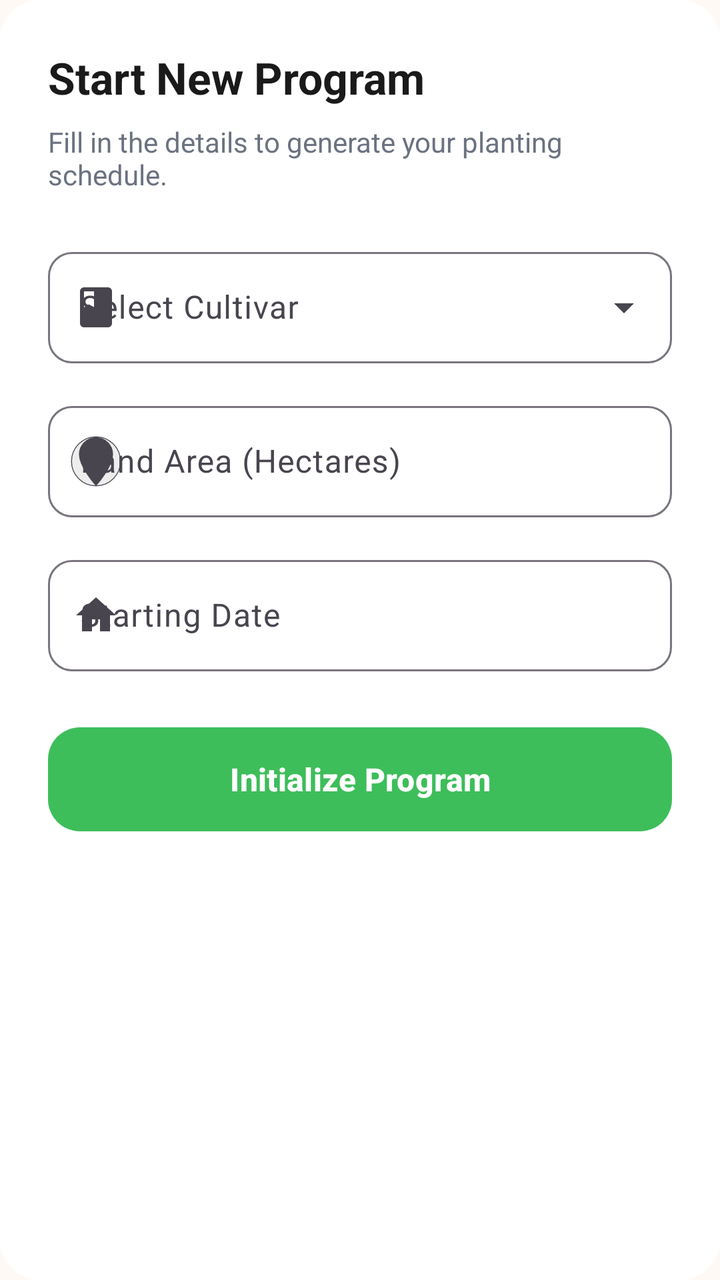
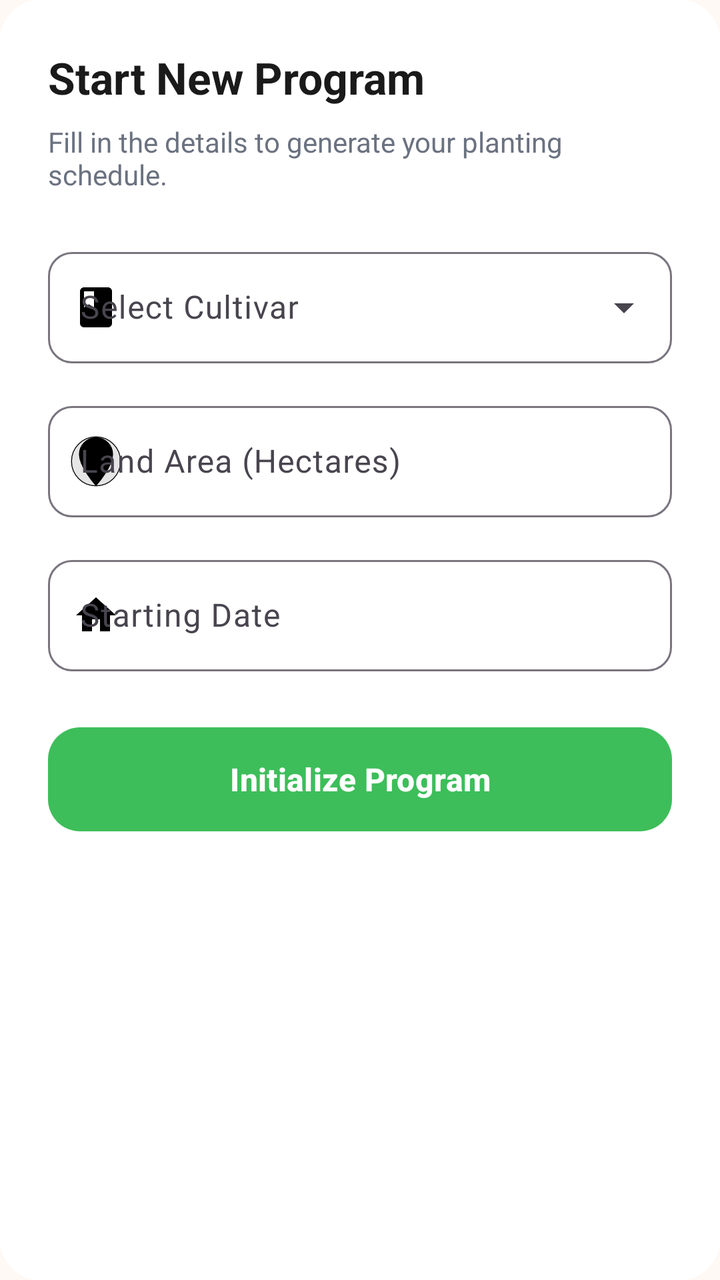

Before-and-after screenshots of an Android layout around one commit, followed by the original layout XML and the change that was made.
<!-- AndroidManifest.xml: application theme Theme.TomatoApp -->
<!-- res/layout/dialog_add_work_program.xml -->
<?xml version="1.0" encoding="utf-8"?>
<ScrollView xmlns:android="http://schemas.android.com/apk/res/android"
    xmlns:app="http://schemas.android.com/apk/res-auto"
    android:layout_width="match_parent"
    android:layout_height="wrap_content"
    android:padding="24dp"
    android:background="@drawable/dialog_background">

    <LinearLayout
        android:layout_width="match_parent"
        android:layout_height="wrap_content"
        android:orientation="vertical">

        <TextView
            android:layout_width="wrap_content"
            android:layout_height="wrap_content"
            android:text="Start New Program"
            android:textColor="@color/text_primary"
            android:textSize="22sp"
            android:textStyle="bold"
            android:layout_marginBottom="8dp" />

        <TextView
            android:layout_width="wrap_content"
            android:layout_height="wrap_content"
            android:text="Fill in the details to generate your planting schedule."
            android:textColor="@color/text_secondary"
            android:textSize="14sp"
            android:layout_marginBottom="24dp" />

        
        <com.google.android.material.textfield.TextInputLayout
            android:id="@+id/cultivarLayout"
            style="@style/Widget.Material3.TextInputLayout.OutlinedBox.ExposedDropdownMenu"
            android:layout_width="match_parent"
            android:layout_height="wrap_content"
            android:layout_marginBottom="16dp"
            android:hint="Select Cultivar"
            app:startIconDrawable="@drawable/ic_book"
            app:boxCornerRadiusTopStart="12dp"
            app:boxCornerRadiusTopEnd="12dp"
            app:boxCornerRadiusBottomStart="12dp"
            app:boxCornerRadiusBottomEnd="12dp">

            <AutoCompleteTextView
                android:id="@+id/cultivarSpinner"
                android:layout_width="match_parent"
                android:layout_height="wrap_content"
                android:inputType="none" />
        </com.google.android.material.textfield.TextInputLayout>

        
        <com.google.android.material.textfield.TextInputLayout
            android:id="@+id/landAreaLayout"
            style="@style/Widget.Material3.TextInputLayout.OutlinedBox"
            android:layout_width="match_parent"
            android:layout_height="wrap_content"
            android:layout_marginBottom="16dp"
            android:hint="Land Area (Hectares)"
            app:startIconDrawable="@drawable/ic_map_pin_area"
            app:boxCornerRadiusTopStart="12dp"
            app:boxCornerRadiusTopEnd="12dp"
            app:boxCornerRadiusBottomStart="12dp"
            app:boxCornerRadiusBottomEnd="12dp">

            <com.google.android.material.textfield.TextInputEditText
                android:id="@+id/landAreaInput"
                android:layout_width="match_parent"
                android:layout_height="wrap_content"
                android:inputType="numberDecimal" />
        </com.google.android.material.textfield.TextInputLayout>

        
        <com.google.android.material.textfield.TextInputLayout
            android:id="@+id/startDateLayout"
            style="@style/Widget.Material3.TextInputLayout.OutlinedBox"
            android:layout_width="match_parent"
            android:layout_height="wrap_content"
            android:layout_marginBottom="24dp"
            android:hint="Starting Date"
            app:startIconDrawable="@drawable/ic_home"
            app:boxCornerRadiusTopStart="12dp"
            app:boxCornerRadiusTopEnd="12dp"
            app:boxCornerRadiusBottomStart="12dp"
            app:boxCornerRadiusBottomEnd="12dp">

            <com.google.android.material.textfield.TextInputEditText
                android:id="@+id/startDateInput"
                android:layout_width="match_parent"
                android:layout_height="wrap_content"
                android:focusable="false"
                android:clickable="true"
                android:cursorVisible="false" />
        </com.google.android.material.textfield.TextInputLayout>

        <com.google.android.material.button.MaterialButton
            android:id="@+id/btnSubmit"
            android:layout_width="match_parent"
            android:layout_height="60dp"
            android:text="Initialize Program"
            android:textSize="16sp"
            android:textStyle="bold"
            app:cornerRadius="16dp"
            app:backgroundTint="@color/fresh_green" />

    </LinearLayout>
</ScrollView>
<!-- resources referenced by this layout -->
<resources>
  <color name="fresh_green">#3DBE5A</color>
  <color name="text_primary">#1A1A1A</color>
  <color name="text_secondary">#6B7280</color>
  <!-- drawable dialog_background (drawable) -->
  <?xml version="1.0" encoding="utf-8"?>
  <shape xmlns:android="http://schemas.android.com/apk/res/android"
      android:shape="rectangle">
      <solid android:color="@color/white" />
      <corners android:radius="@dimen/corner_radius_large" />
  </shape>
  <!-- drawable ic_book (drawable) -->
  <?xml version="1.0" encoding="utf-8"?>
  <vector xmlns:android="http://schemas.android.com/apk/res/android"
      android:width="24dp"
      android:height="24dp"
      android:viewportWidth="24"
      android:viewportHeight="24"
      android:tint="?attr/colorControlNormal">
      <path
          android:fillColor="@android:color/white"
          android:pathData="M18,2H6c-1.1,0 -2,0.9 -2,2v16c0,1.1 0.9,2 2,2h12c1.1,0 2,-0.9 2,-2V4C20,2.9 19.1,2 18,2zM6,4h5v8l-2.5,-1.5L6,12V4z"/>
  </vector>
  <!-- drawable ic_home (drawable) -->
  <?xml version="1.0" encoding="utf-8"?>
  <vector xmlns:android="http://schemas.android.com/apk/res/android"
      android:width="24dp"
      android:height="24dp"
      android:viewportWidth="24"
      android:viewportHeight="24"
      android:tint="?attr/colorControlNormal">
      <path
          android:fillColor="@android:color/white"
          android:pathData="M10,20v-6h4v6h5v-8h3L12,3 2,12h3v8z"/>
  </vector>
  <!-- drawable ic_map_pin_area (drawable) -->
  <vector xmlns:android="http://schemas.android.com/apk/res/android"
      android:width="28dp"
      android:height="28dp"
      android:viewportWidth="256"
      android:viewportHeight="256">
      
      <path
          android:fillColor="#1A0A0A0A"
          android:pathData="M128,128m-112,0a112,112 0,1 1,224 0a112,112 0,1 1,-224 0"
          android:strokeWidth="4"
          android:strokeColor="#0A0A0A"/>
      
      <path
          android:fillColor="#0A0A0A"
          android:pathData="M128,24A72,72 0,0 0,56 96c0,56 72,136 72,136s72,-80 72,-136A72,72 0,0 0,128 24z"
          android:strokeWidth="12"
          android:strokeColor="#0A0A0A"
          android:strokeLineCap="round"
          android:strokeLineJoin="round"/>
      
      <path
          android:fillColor="#FFFFFF"
          android:pathData="M128,96m-24,0a24,24 0,1 1,48 0a24,24 0,1 1,-48 0"/>
  </vector>
  <style name="Theme.TomatoApp" parent="Base.Theme.TomatoApp" />
  <color name="white">#FFFFFFFF</color>
  <dimen name="corner_radius_large">20dp</dimen>
  <style name="Base.Theme.TomatoApp" parent="Theme.Material3.DayNight.NoActionBar">
          
          <item name="colorPrimary">@color/tomato_red</item>
          <item name="colorOnPrimary">@color/white</item>
          <item name="colorSecondary">@color/fresh_green</item>
          <item name="colorOnSecondary">@color/white</item>
          <item name="colorSurface">@color/surface</item>
          <item name="colorOnSurface">@color/text_primary</item>
          <item name="colorError">@color/error</item>
          <item name="android:windowBackground">@color/bg_light_gray</item>
      </style>
  <color name="tomato_red">#D93025</color>
  <color name="surface">#FFFFFF</color>
  <color name="error">#D93025</color>
  <color name="bg_light_gray">#FFF9F5</color>
</resources>

<!-- the commit's change to res/layout/dialog_add_work_program.xml (unified diff, before → after) -->
@@ -37,6 +37,8 @@
             android:layout_marginBottom="16dp"
             android:hint="Select Cultivar"
             app:startIconDrawable="@drawable/ic_book"
+            app:startIconTint="@android:color/black"
+            app:hintTextColor="@android:color/black"
             app:boxCornerRadiusTopStart="12dp"
             app:boxCornerRadiusTopEnd="12dp"
             app:boxCornerRadiusBottomStart="12dp"
@@ -46,7 +48,11 @@
                 android:id="@+id/cultivarSpinner"
                 android:layout_width="match_parent"
                 android:layout_height="wrap_content"
-                android:inputType="none" />
+                android:inputType="none"
+                android:popupBackground="@android:color/white"
+                android:backgroundTint="@android:color/white"
+                android:textColor="@android:color/black"
+                android:textColorHint="@android:color/black" />
         </com.google.android.material.textfield.TextInputLayout>
 
         
@@ -58,6 +64,8 @@
             android:layout_marginBottom="16dp"
             android:hint="Land Area (Hectares)"
             app:startIconDrawable="@drawable/ic_map_pin_area"
+            app:startIconTint="@android:color/black"
+            app:hintTextColor="@android:color/black"
             app:boxCornerRadiusTopStart="12dp"
             app:boxCornerRadiusTopEnd="12dp"
             app:boxCornerRadiusBottomStart="12dp"
@@ -67,7 +75,9 @@
                 android:id="@+id/landAreaInput"
                 android:layout_width="match_parent"
                 android:layout_height="wrap_content"
-                android:inputType="numberDecimal" />
+                android:inputType="numberDecimal"
+                android:textColor="@android:color/black"
+                android:textColorHint="@android:color/black" />
         </com.google.android.material.textfield.TextInputLayout>
 
         
@@ -79,6 +89,8 @@
             android:layout_marginBottom="24dp"
             android:hint="Starting Date"
             app:startIconDrawable="@drawable/ic_home"
+            app:startIconTint="@android:color/black"
+            app:hintTextColor="@android:color/black"
             app:boxCornerRadiusTopStart="12dp"
             app:boxCornerRadiusTopEnd="12dp"
             app:boxCornerRadiusBottomStart="12dp"
@@ -90,7 +102,9 @@
                 android:layout_height="wrap_content"
                 android:focusable="false"
                 android:clickable="true"
-                android:cursorVisible="false" />
+                android:cursorVisible="false"
+                android:textColor="@android:color/black"
+                android:textColorHint="@android:color/black" />
         </com.google.android.material.textfield.TextInputLayout>
 
         <com.google.android.material.button.MaterialButton
@@ -98,6 +112,7 @@
             android:layout_width="match_parent"
             android:layout_height="60dp"
             android:text="Initialize Program"
+            android:textColor="@android:color/white"
             android:textSize="16sp"
             android:textStyle="bold"
             app:cornerRadius="16dp"
